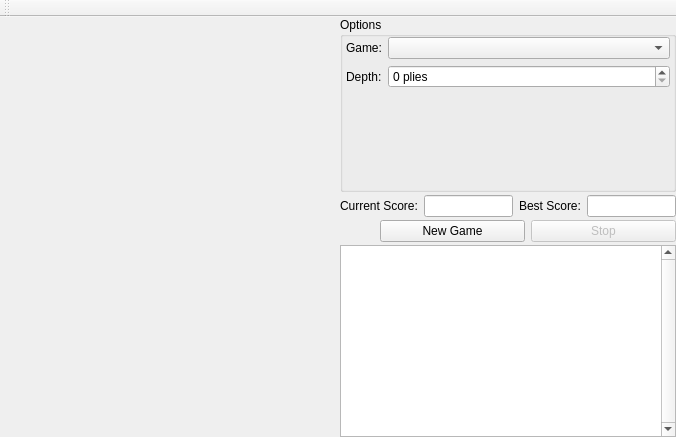
Before: the Qt Designer form src/chess/chess.ui in alekho77/chai, drawn with Qt 5.
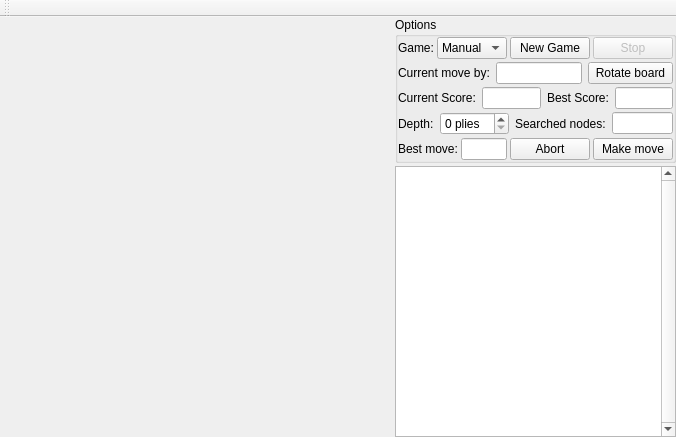
After: the same form once the commit is applied. Icons and pictures are not drawn. Custom widgets are drawn as their Qt base class.

Commit message: Sketched out some elements of the engine UI.

What changed in the file:
```diff
--- a/src/chess/chess.ui
+++ b/src/chess/chess.ui
@@ -69,6 +69,9 @@
       </property>
       <item>
        <widget class="QGroupBox" name="groupBoxOptions">
+        <property name="enabled">
+         <bool>true</bool>
+        </property>
         <property name="sizePolicy">
          <sizepolicy hsizetype="Preferred" vsizetype="Preferred">
           <horstretch>0</horstretch>
@@ -85,14 +88,17 @@
          <string>Options</string>
         </property>
         <layout class="QVBoxLayout" name="verticalLayout_2">
+         <property name="spacing">
+          <number>3</number>
+         </property>
          <property name="leftMargin">
-          <number>3</number>
+          <number>0</number>
          </property>
          <property name="topMargin">
           <number>0</number>
          </property>
          <property name="rightMargin">
-          <number>3</number>
+          <number>0</number>
          </property>
          <property name="bottomMargin">
           <number>0</number>
@@ -100,7 +106,7 @@
          <item>
           <layout class="QHBoxLayout" name="horizontalLayout_3">
            <property name="spacing">
-            <number>6</number>
+            <number>3</number>
            </property>
            <item>
             <widget class="QLabel" name="label">
@@ -123,43 +129,53 @@
                <verstretch>0</verstretch>
               </sizepolicy>
              </property>
+             <item>
+              <property name="text">
+               <string>Manual</string>
+              </property>
+             </item>
+             <item>
+              <property name="text">
+               <string>Greedy</string>
+              </property>
+             </item>
+            </widget>
+           </item>
+           <item>
+            <widget class="QPushButton" name="pushButtonNewGame">
+             <property name="sizePolicy">
+              <sizepolicy hsizetype="Preferred" vsizetype="Fixed">
+               <horstretch>0</horstretch>
+               <verstretch>0</verstretch>
+              </sizepolicy>
+             </property>
+             <property name="text">
+              <string>New Game</string>
+             </property>
+            </widget>
+           </item>
+           <item>
+            <widget class="QPushButton" name="pushButtonStopGame">
+             <property name="enabled">
+              <bool>false</bool>
+             </property>
+             <property name="sizePolicy">
+              <sizepolicy hsizetype="Preferred" vsizetype="Fixed">
+               <horstretch>0</horstretch>
+               <verstretch>0</verstretch>
+              </sizepolicy>
+             </property>
+             <property name="text">
+              <string>Stop</string>
+             </property>
             </widget>
            </item>
           </layout>
          </item>
          <item>
-          <widget class="QStackedWidget" name="stackedWidgetOptions">
-           <property name="sizePolicy">
-            <sizepolicy hsizetype="Preferred" vsizetype="Preferred">
-             <horstretch>0</horstretch>
-             <verstretch>0</verstretch>
-            </sizepolicy>
-           </property>
-           <property name="currentIndex">
-            <number>1</number>
-           </property>
-           <widget class="QWidget" name="pageManual"/>
-           <widget class="QWidget" name="pageGreedy">
-            <layout class="QVBoxLayout" name="verticalLayout_3">
-             <property name="spacing">
-              <number>3</number>
-             </property>
-             <property name="leftMargin">
-              <number>0</number>
-             </property>
-             <property name="topMargin">
-              <number>0</number>
-             </property>
-             <property name="rightMargin">
-              <number>0</number>
-             </property>
-             <property name="bottomMargin">
-              <number>0</number>
-             </property>
+          <layout class="QHBoxLayout" name="horizontalLayout_2">
              <item>
-              <layout class="QHBoxLayout" name="horizontalLayout_5">
-               <item>
-                <widget class="QLabel" name="label_4">
+            <widget class="QLabel" name="label_6">
                  <property name="sizePolicy">
                   <sizepolicy hsizetype="Maximum" vsizetype="Preferred">
                    <horstretch>0</horstretch>
@@ -167,44 +183,37 @@
                   </sizepolicy>
                  </property>
                  <property name="text">
-                  <string>Depth:</string>
+              <string>Current move by:</string>
                  </property>
                 </widget>
                </item>
                <item>
-                <widget class="QSpinBox" name="spinBoxGreedyDepth">
+            <widget class="QLineEdit" name="lineEditCurrentPlayer">
+             <property name="sizePolicy">
+              <sizepolicy hsizetype="Ignored" vsizetype="Fixed">
+               <horstretch>0</horstretch>
+               <verstretch>0</verstretch>
+              </sizepolicy>
+             </property>
+             <property name="readOnly">
+              <bool>true</bool>
+             </property>
+            </widget>
+           </item>
+           <item>
+            <widget class="QPushButton" name="pushButtonRotate">
                  <property name="sizePolicy">
                   <sizepolicy hsizetype="Preferred" vsizetype="Fixed">
                    <horstretch>0</horstretch>
                    <verstretch>0</verstretch>
                   </sizepolicy>
                  </property>
-                 <property name="suffix">
-                  <string> plies</string>
+             <property name="text">
+              <string>Rotate board</string>
                  </property>
                 </widget>
                </item>
               </layout>
-             </item>
-             <item>
-              <spacer name="verticalSpacer">
-               <property name="orientation">
-                <enum>Qt::Vertical</enum>
-               </property>
-               <property name="sizeHint" stdset="0">
-                <size>
-                 <width>20</width>
-                 <height>40</height>
-                </size>
-               </property>
-              </spacer>
-             </item>
-            </layout>
-           </widget>
-          </widget>
-         </item>
-        </layout>
-       </widget>
       </item>
       <item>
        <layout class="QHBoxLayout" name="horizontalLayout_4">
@@ -240,7 +249,7 @@
         <item>
          <widget class="QLabel" name="label_3">
           <property name="sizePolicy">
-           <sizepolicy hsizetype="Maximum" vsizetype="Preferred">
+              <sizepolicy hsizetype="Preferred" vsizetype="Preferred">
             <horstretch>0</horstretch>
             <verstretch>0</verstretch>
            </sizepolicy>
@@ -269,46 +278,127 @@
        </layout>
       </item>
       <item>
-       <layout class="QHBoxLayout" name="horizontalLayout_2">
+          <layout class="QHBoxLayout" name="horizontalLayout_6">
         <item>
-         <spacer name="horizontalSpacer">
-          <property name="orientation">
-           <enum>Qt::Horizontal</enum>
-          </property>
-          <property name="sizeType">
-           <enum>QSizePolicy::Preferred</enum>
-          </property>
-          <property name="sizeHint" stdset="0">
-           <size>
-            <width>40</width>
-            <height>20</height>
-           </size>
-          </property>
-         </spacer>
+            <widget class="QLabel" name="label_4">
+             <property name="sizePolicy">
+              <sizepolicy hsizetype="Maximum" vsizetype="Preferred">
+               <horstretch>0</horstretch>
+               <verstretch>0</verstretch>
+              </sizepolicy>
+             </property>
+             <property name="text">
+              <string>Depth:</string>
+             </property>
+            </widget>
+           </item>
+           <item>
+            <widget class="QSpinBox" name="spinBoxGreedyDepth">
+             <property name="sizePolicy">
+              <sizepolicy hsizetype="Preferred" vsizetype="Fixed">
+               <horstretch>0</horstretch>
+               <verstretch>0</verstretch>
+              </sizepolicy>
+             </property>
+             <property name="suffix">
+              <string> plies</string>
+             </property>
+            </widget>
         </item>
         <item>
-         <widget class="QPushButton" name="pushButtonNewGame">
+            <widget class="QLabel" name="label_7">
+             <property name="sizePolicy">
+              <sizepolicy hsizetype="Maximum" vsizetype="Preferred">
+               <horstretch>0</horstretch>
+               <verstretch>0</verstretch>
+              </sizepolicy>
+             </property>
           <property name="text">
-           <string>New Game</string>
+              <string>Searched nodes:</string>
           </property>
          </widget>
         </item>
         <item>
-         <widget class="QPushButton" name="pushButtonStopGame">
-          <property name="enabled">
-           <bool>false</bool>
-          </property>
+            <widget class="QLineEdit" name="lineEditSearchedNodes">
+             <property name="sizePolicy">
+              <sizepolicy hsizetype="Ignored" vsizetype="Fixed">
+               <horstretch>0</horstretch>
+               <verstretch>0</verstretch>
+              </sizepolicy>
+             </property>
+             <property name="readOnly">
+              <bool>true</bool>
+             </property>
+            </widget>
+           </item>
+          </layout>
+         </item>
+         <item>
+          <layout class="QHBoxLayout" name="horizontalLayout_5">
+           <property name="spacing">
+            <number>3</number>
+           </property>
+           <item>
+            <widget class="QLabel" name="label_5">
+             <property name="sizePolicy">
+              <sizepolicy hsizetype="Maximum" vsizetype="Preferred">
+               <horstretch>0</horstretch>
+               <verstretch>0</verstretch>
+              </sizepolicy>
+             </property>
           <property name="text">
-           <string>Stop</string>
+              <string>Best move:</string>
           </property>
          </widget>
         </item>
-       </layout>
+           <item>
+            <widget class="QLineEdit" name="lineEditBestMove">
+             <property name="sizePolicy">
+              <sizepolicy hsizetype="Ignored" vsizetype="Fixed">
+               <horstretch>0</horstretch>
+               <verstretch>0</verstretch>
+              </sizepolicy>
+             </property>
+             <property name="readOnly">
+              <bool>true</bool>
+             </property>
+            </widget>
+           </item>
+           <item>
+            <widget class="QPushButton" name="pushButtonAbort">
+             <property name="sizePolicy">
+              <sizepolicy hsizetype="Preferred" vsizetype="Fixed">
+               <horstretch>0</horstretch>
+               <verstretch>0</verstretch>
+              </sizepolicy>
+             </property>
+             <property name="text">
+              <string>Abort</string>
+             </property>
+            </widget>
+           </item>
+           <item>
+            <widget class="QPushButton" name="pushButtonMakeMove">
+             <property name="sizePolicy">
+              <sizepolicy hsizetype="Preferred" vsizetype="Fixed">
+               <horstretch>0</horstretch>
+               <verstretch>0</verstretch>
+              </sizepolicy>
+             </property>
+             <property name="text">
+              <string>Make move</string>
+             </property>
+            </widget>
+           </item>
+          </layout>
+         </item>
+        </layout>
+       </widget>
       </item>
       <item>
        <widget class="QTextEdit" name="textEditLog">
         <property name="sizePolicy">
-         <sizepolicy hsizetype="Preferred" vsizetype="Preferred">
+         <sizepolicy hsizetype="Preferred" vsizetype="Expanding">
           <horstretch>0</horstretch>
           <verstretch>0</verstretch>
          </sizepolicy>
```
Left out of the diff: 16 changed lines with no effect on the pictures. Lines whose indentation alone changed are shown as unchanged. The commit also changes 1 other file.
